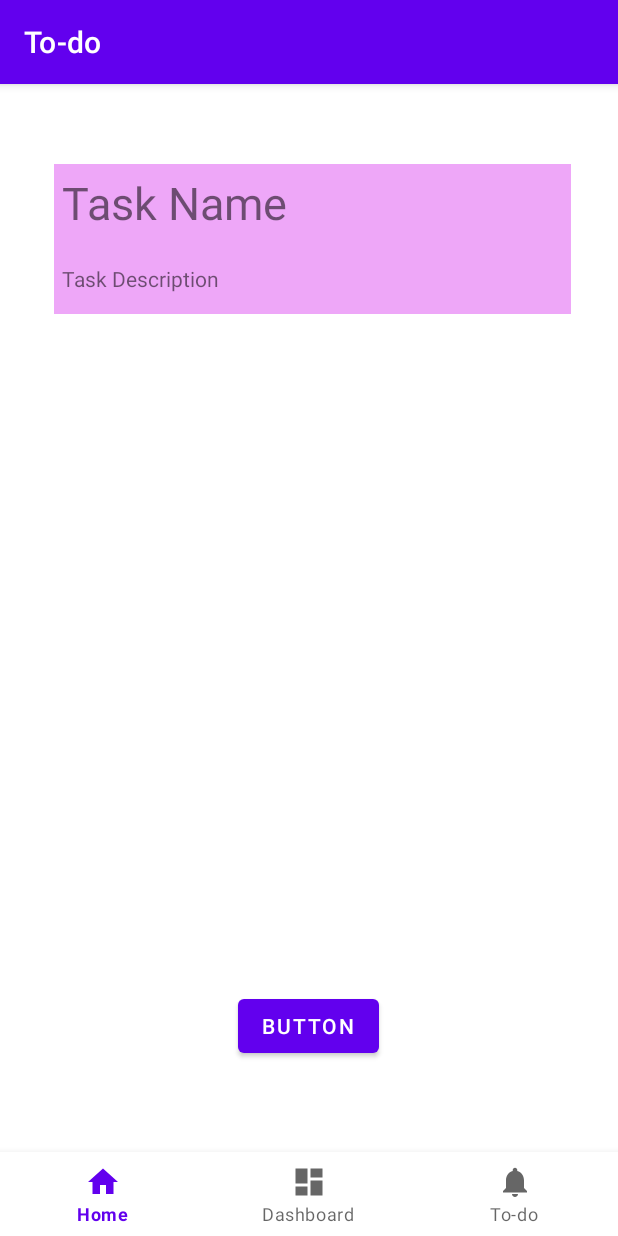
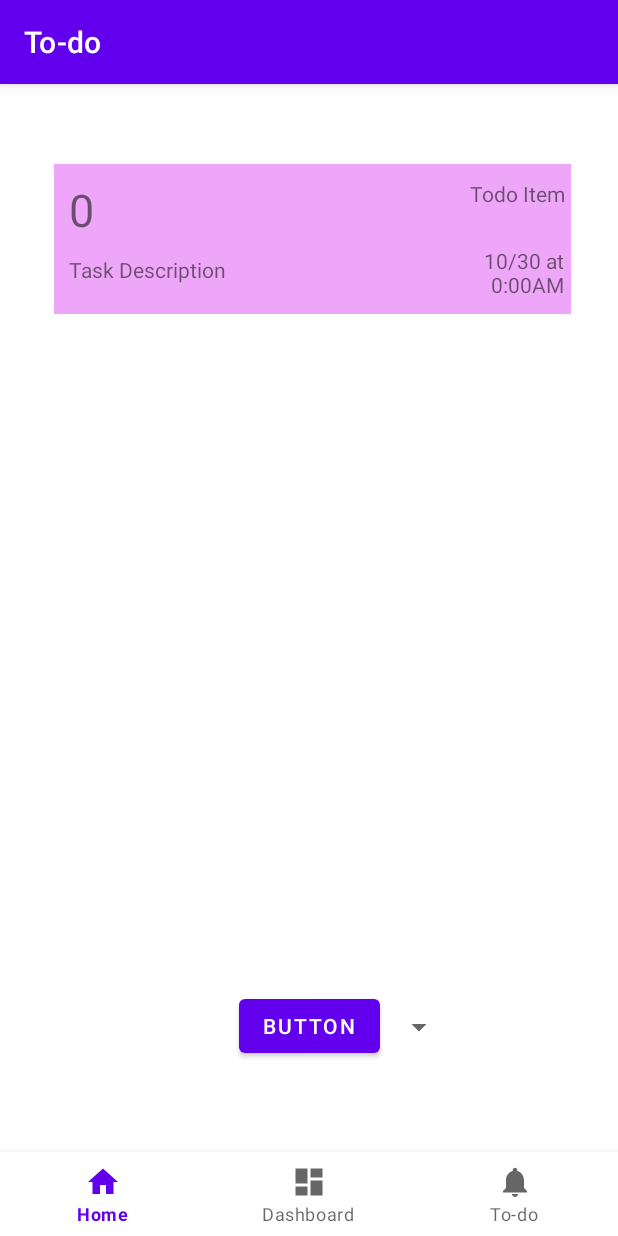
Before and after one commit to pnung/classscheduler, an Android app: the TodoFragment screen opened through its navigation route, after a tap on "BUTTON", on a phone screen of 412 x 824 dp. Run offline under Robolectric (Android 15) with nearby library versions, the phone set to English and light mode, and no system bars; our stand-ins replace navigation-ui.

Commit message:
Add various sorting functionality to todo list

```diff
--- /dev/null
+++ b/app/src/main/java/com/example/classscheduler/data/DateAndTime.java
@@ -0,0 +1,91 @@
+package com.example.classscheduler.data;
+
+import java.util.Comparator;
+import java.time.*;
+
+public class DateAndTime {
+    int year;
+    int month;
+    int day;
+    int hour;
+    int minute;
+    boolean PM;
+
+
+    public DateAndTime(int year, int month, int day, boolean pm, int hour, int minute) {
+        this.year = year;
+        this.month = month;
+        this.day = day;
+        this.PM = pm;
+        this.hour = hour;
+        this.minute = minute;
+        System.out.printf("creating DateAndTime with day: %d\n", day);
+    }
+
+    public DateAndTime() {
+        this(0,0,0,false, 0,0);
+        System.out.println("no arg DateAndTime");
+    }
+
+    public DateAndTime(int month, int day) {
+        this(0, month, day, false, 0, 0);
+    }
+
+    public int getYear() {
+        return year;
+    }
+
+    public void setYear(int year) {
+        this.year = year;
+    }
+
+    public int getMonth() {
+        return month;
+    }
+
+    public void setMonth(int month) {
+        this.month = month;
+    }
+
+    public int getDay() {
+        return day;
+    }
+
+    public void setDay(int day) {
+        this.day = day;
+    }
+
+    public int getHour() {
+        return hour;
+    }
+
+    public void setHour(int hour) {
+        this.hour = hour;
+    }
+
+    public int getMinute() {
+        return minute;
+    }
+
+    public void setMinute(int minute) {
+        this.minute = minute;
+    }
+
+    public boolean isPM() {
+        return PM;
+    }
+
+    public void setPM(boolean PM) {
+        this.PM = PM;
+    }
+
+    @Override
+    public String toString() {
+        return String.format("%d/%d/%d/%d:%d%d",year,month,day,hour,minute, PM ? "PM" : "AM");
+    }
+
+    public String getCardTime() {
+        return String.format("%d/%d at %d:%s%s", month, day, hour, minute >= 10 ? minute : "0" + minute, isPM() ? "PM" : "AM");
+    }
+
+}
--- a/app/src/main/java/com/example/classscheduler/data/Task.java
+++ b/app/src/main/java/com/example/classscheduler/data/Task.java
@@ -1,19 +1,21 @@
 package com.example.classscheduler.data;
 
-import java.util.ArrayList;
+import java.util.Comparator;
 
 public class Task {
     private String name;
     private String description;
+    private DateAndTime primaryDateAndTime;
 
-    public Task(String name, String description) {
-        System.out.println("making Task");
+    public Task(String name, String description, DateAndTime dateAndTime) {
+        System.out.println("creating task");
         this.name = name;
         this.description = description;
+        this.primaryDateAndTime = dateAndTime;
     }
 
     public Task(String name) {
-        this(name, "");
+        this(name, "", null);
     }
 
     @Override
@@ -28,6 +30,14 @@ public class Task {
         return description;
     }
 
+    public String getCardTime() {
+        return primaryDateAndTime.getCardTime();
+    }
+
+    public String getType() {
+        return "Todo Item";
+    }
+
     public void setName(String newName) {
         name = newName;
     }
@@ -35,4 +45,40 @@ public class Task {
         description = newDescription;
     }
 
+
+
+    public static class AlphabeticalSort implements Comparator<Task> {
+
+        @Override
+        public int compare(Task o1, Task o2) {
+            return o1.name.toLowerCase().compareTo(o2.name.toLowerCase());
+        }
+    }
+
+
+    public static class ChronologicalSort implements Comparator<Task> {
+
+        @Override
+        public int compare(Task o1, Task o2) {
+            System.out.println(o1.primaryDateAndTime.getDay());
+            System.out.println(o2.primaryDateAndTime.getDay());
+            if (o1.primaryDateAndTime.getYear() != o2.primaryDateAndTime.getYear()) {
+                return o1.primaryDateAndTime.getYear() - o2.primaryDateAndTime.getYear();
+            } else if (o1.primaryDateAndTime.getMonth() != o2.primaryDateAndTime.getMonth()) {
+                return o1.primaryDateAndTime.getMonth() - o2.primaryDateAndTime.getMonth();
+            } else if (o1.primaryDateAndTime.getDay() != o2.primaryDateAndTime.getDay()) {
+                return o1.primaryDateAndTime.getDay() - o2.primaryDateAndTime.getDay();
+            } else if (o1.primaryDateAndTime.isPM() != o2.primaryDateAndTime.isPM()) {
+                if (o1.primaryDateAndTime.isPM()) {
+                    return -1;
+                } else {
+                    return 1;
+                }
+            } else if (o1.primaryDateAndTime.getHour() != o2.primaryDateAndTime.getHour()) {
+                return o1.primaryDateAndTime.getHour() - o2.primaryDateAndTime.getHour();
+            } else {
+                return o1.primaryDateAndTime.getMinute() - o2.primaryDateAndTime.getMinute();
+            }
+        }
+    }
 }
--- a/app/src/main/java/com/example/classscheduler/ui/todo/TodoFragment.java
+++ b/app/src/main/java/com/example/classscheduler/ui/todo/TodoFragment.java
@@ -4,22 +4,33 @@ import android.os.Bundle;
 import android.view.LayoutInflater;
 import android.view.View;
 import android.view.ViewGroup;
+import android.widget.AdapterView;
+import android.widget.ArrayAdapter;
 import android.widget.Button;
+import android.widget.Spinner;
 import android.widget.TextView;
 import androidx.annotation.NonNull;
+import androidx.appcompat.widget.AppCompatSpinner;
 import androidx.fragment.app.Fragment;
 import androidx.lifecycle.ViewModelProvider;
 import androidx.recyclerview.widget.LinearLayoutManager;
 import androidx.recyclerview.widget.RecyclerView;
 import com.example.classscheduler.R;
+import com.example.classscheduler.data.DateAndTime;
 import com.example.classscheduler.data.Task;
 import com.example.classscheduler.ui.todo.TaskViewModel;
 import java.util.ArrayList;
+import java.util.Collections;
+import java.util.Comparator;
 
 public class TodoFragment extends Fragment {
 
     private TaskViewModel taskViewModel;
     private CustomAdapter taskArrayListAdapter;
+
+    Comparator<Task> chronologicalSorter = new Task.ChronologicalSort();
+    Comparator<Task> alphabeticalSorter = new Task.AlphabeticalSort();
+    Comparator<Task> currentSorter = chronologicalSorter;
 
     @Override
     public View onCreateView(@NonNull LayoutInflater inflater,
@@ -39,9 +50,35 @@ public class TodoFragment extends Fragment {
 
         Button todoTaskAddButton = root.findViewById(R.id.todo_task_add_button);
         todoTaskAddButton.setOnClickListener(v -> {
-            Task newTask = new Task("Task Name", "Task Description");
+            System.out.println("a");
+            Task newTask = new Task("" + taskArrayListAdapter.getItemCount(), "Task Description", new DateAndTime(10, 30 - taskArrayListAdapter.getItemCount()));
+            System.out.println("b");
             // Add task to ViewModel
             taskViewModel.addTask(newTask);
+            Collections.sort(taskArrayListAdapter.getLocalDataSet(), currentSorter);
+        });
+
+
+        AppCompatSpinner sortOptionsDropdown = root.findViewById(R.id.sort_options_dropdown);
+        sortOptionsDropdown.setAdapter(new ArrayAdapter<>(getContext(), android.R.layout.simple_spinner_dropdown_item, new String[]{"Time", "Name", "Type", "Class"}));
+
+        sortOptionsDropdown.setOnItemSelectedListener(new AdapterView.OnItemSelectedListener() {
+            @Override
+            public void onItemSelected(AdapterView<?> parent, View view, int position, long id) {
+                Comparator<Task> comparator = null;
+                String selectedSort = (String) sortOptionsDropdown.getSelectedItem();
+                if (selectedSort.equals("Time")) {
+                    currentSorter = chronologicalSorter;
+                } else if (selectedSort.equals("Name")) {
+                    currentSorter = alphabeticalSorter;
+                }
+                Collections.sort(taskArrayListAdapter.getLocalDataSet(), currentSorter);
+                taskArrayListAdapter.updateData(taskArrayListAdapter.getLocalDataSet());
+            }
+
+            @Override
+            public void onNothingSelected(AdapterView<?> parent) {
+            }
         });
 
         return root;
@@ -67,6 +104,8 @@ public class TodoFragment extends Fragment {
             Task task = localDataSet.get(position);
             viewHolder.getTaskNameView().setText(task.getName());
             viewHolder.getTaskDescriptionView().setText(task.getDescription());
+            viewHolder.getTaskDueDateView().setText(task.getCardTime());
+            viewHolder.getTaskTypeView().setText(task.getType());
         }
 
         @Override
@@ -79,14 +118,22 @@ public class TodoFragment extends Fragment {
             notifyDataSetChanged();
         }
 
+        public ArrayList<Task> getLocalDataSet() {
+            return localDataSet;
+        }
+
         class ViewHolder extends RecyclerView.ViewHolder {
             private final TextView taskNameView;
             private final TextView taskDescriptionView;
+            private final TextView taskDueDateView;
+            private final TextView taskTypeView;
 
             ViewHolder(View view) {
                 super(view);
                 taskNameView = view.findViewById(R.id.taskName);
-                taskDescriptionView = view.findViewById(R.id.taskDueDate);
+                taskDescriptionView = view.findViewById(R.id.taskDescription);
+                taskDueDateView = view.findViewById(R.id.taskDueDate);
+                taskTypeView = view.findViewById(R.id.taskType);
             }
 
             TextView getTaskNameView() {
@@ -96,6 +143,14 @@ public class TodoFragment extends Fragment {
             TextView getTaskDescriptionView() {
                 return taskDescriptionView;
             }
+
+            public TextView getTaskDueDateView() {
+                return taskDueDateView;
+            }
+
+            public TextView getTaskTypeView() {
+                return taskTypeView;
+            }
         }
     }
 }
--- a/app/src/main/res/layout/fragment_todo.xml
+++ b/app/src/main/res/layout/fragment_todo.xml
@@ -14,7 +14,7 @@
         android:text="Button"
         app:layout_constraintBottom_toBottomOf="parent"
         app:layout_constraintEnd_toEndOf="parent"
-        app:layout_constraintHorizontal_bias="0.498"
+        app:layout_constraintHorizontal_bias="0.500"
         app:layout_constraintStart_toStartOf="parent" />
 
     <androidx.recyclerview.widget.RecyclerView
@@ -27,4 +27,13 @@
         app:layout_constraintStart_toStartOf="parent"
         app:layout_constraintTop_toTopOf="parent" />
 
+    <androidx.appcompat.widget.AppCompatSpinner
+        android:id="@+id/sort_options_dropdown"
+        android:layout_width="50dp"
+        android:layout_height="50dp"
+        app:layout_constraintStart_toEndOf="@+id/todo_task_add_button"
+        app:layout_constraintTop_toTopOf="@+id/todo_task_add_button"
+        />
+
+
 </androidx.constraintlayout.widget.ConstraintLayout>
--- a/app/src/main/res/layout/todo_list_item.xml
+++ b/app/src/main/res/layout/todo_list_item.xml
@@ -1,18 +1,19 @@
 <androidx.constraintlayout.widget.ConstraintLayout xmlns:android="http://schemas.android.com/apk/res/android"
     xmlns:app="http://schemas.android.com/apk/res-auto"
+    xmlns:tools="http://schemas.android.com/tools"
     android:layout_width="350dp"
     android:layout_height="100dp"
     android:layout_marginLeft="5dp"
     android:layout_marginRight="5dp"
     android:gravity="center_vertical"
     android:layout_margin="5dp"
-    android:padding="5dp"
+    android:padding="10dp"
     android:background="@color/todo_list_item_background"
     >
 
     <TextView
         android:id="@+id/taskName"
-        android:layout_width="wrap_content"
+        android:layout_width="200dp"
         android:layout_height="wrap_content"
         android:text="name"
         android:textSize="30dp"
@@ -20,12 +21,29 @@
         app:layout_constraintTop_toTopOf="parent" />
 
     <TextView
+        android:id="@+id/taskDescription"
+        android:layout_width="200dp"
+        android:layout_height="30dp"
+        android:layout_marginTop="10dp"
+        android:text="description"
+        app:layout_constraintStart_toStartOf="parent"
+        app:layout_constraintTop_toBottomOf="@+id/taskName" />
+
+    <TextView
         android:id="@+id/taskDueDate"
-        android:layout_width="wrap_content"
+        android:layout_width="100dp"
         android:layout_height="wrap_content"
-        android:layout_marginTop="11dp"
+        android:gravity="right"
         android:text="due date"
         app:layout_constraintBottom_toBottomOf="parent"
-        app:layout_constraintStart_toStartOf="parent"
-        app:layout_constraintTop_toBottomOf="@+id/taskName" />
+        app:layout_constraintEnd_toEndOf="parent" />
+
+    <TextView
+        android:id="@+id/taskType"
+        android:layout_width="100dp"
+        android:layout_height="wrap_content"
+        android:gravity="right"
+        android:text="taskType"
+        app:layout_constraintEnd_toEndOf="parent"
+        app:layout_constraintTop_toTopOf="parent" />
 </androidx.constraintlayout.widget.ConstraintLayout>
```
